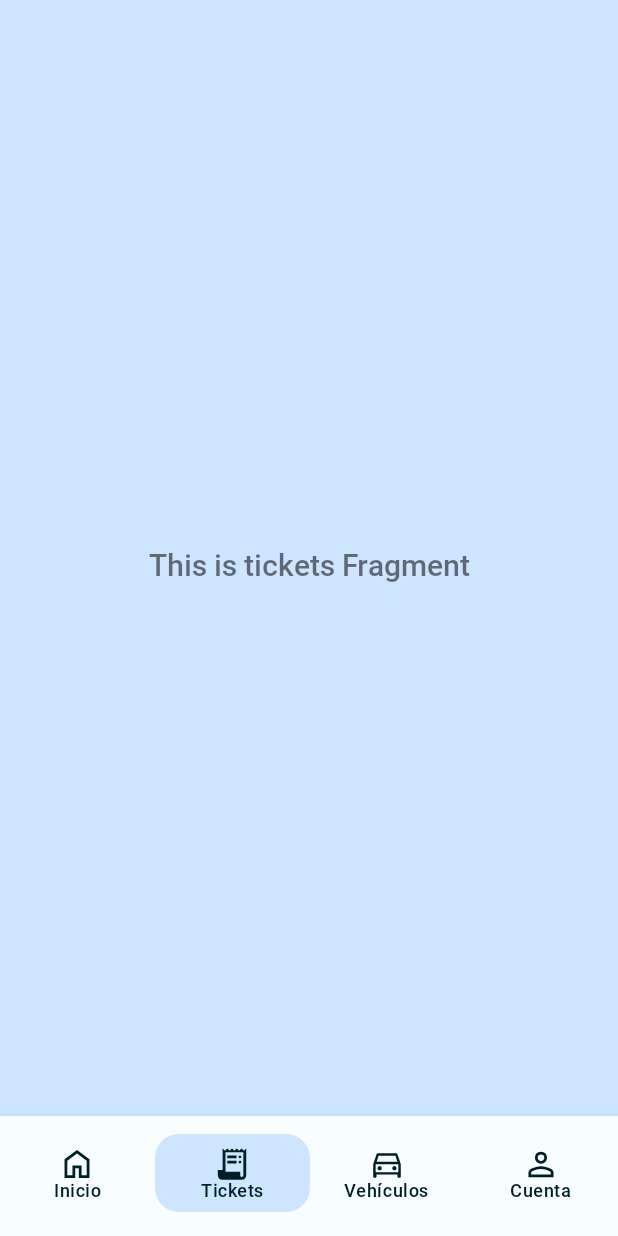
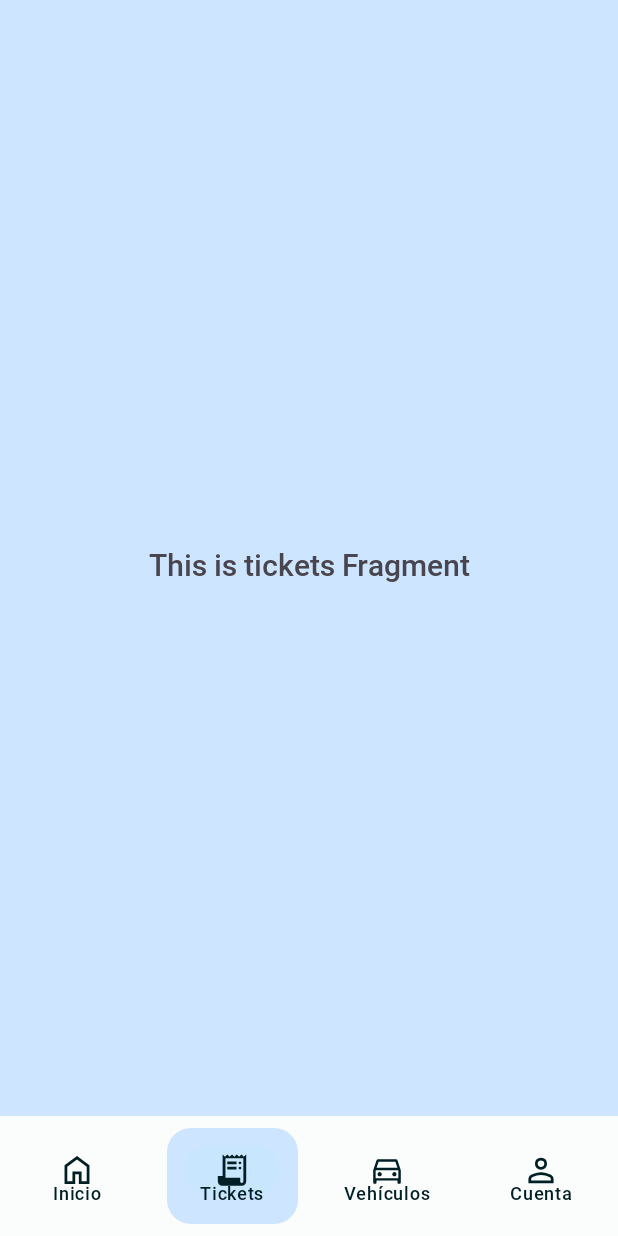
Before and after one commit to xicotet/ZonaBlava, an Android app: the screen it shows after launch (MainActivity), item 2 of the bottom bar chosen, on a phone screen of 412 x 824 dp. Run offline under Robolectric (Android 15) with nearby library versions, the phone set to English and light mode, and no system bars; our stand-ins replace navigation-ui.

Commit message:
Update themes and, as a consequence, the navigation bar

```diff
--- a/app/src/main/res/drawable/nav_item_active_indicator_selector.xml
+++ b/app/src/main/res/drawable/nav_item_active_indicator_selector.xml
@@ -2,13 +2,17 @@
 <selector xmlns:android="http://schemas.android.com/apk/res/android">
     <!-- Filled state when selected -->
     <item android:state_selected="true">
+        <inset android:inset="@dimen/margin_mini">
             <shape android:shape="rectangle">
                 <solid android:color="@color/md_theme_light_primaryContainer" />
                 <corners android:radius="@dimen/active_indicator_corner_radius" />
                 <size
                     android:width="@dimen/active_indicator_width"
                     android:height="@dimen/active_indicator_height" />
+                <padding android:left="@dimen/padding_mini"
+                    android:right="@dimen/padding_mini"/>
             </shape>
+        </inset>
     </item>
     <!-- Empty state for all other cases -->
     <item>
--- a/app/src/main/res/drawable/search.xml
+++ b/app/src/main/res/drawable/search.xml
@@ -1,4 +1,4 @@
 <vector android:height="24dp" android:viewportHeight="960"
     android:viewportWidth="960" android:width="24dp" xmlns:android="http://schemas.android.com/apk/res/android">
-    <path android:fillColor="#FF000000" android:pathData="M801,852 L537,588q-31,26 -72.96,40t-86.6,14q-114.6,0 -192.52,-78Q107,486 107,374t78,-190q78,-78 190,-78t190,78q78,78 78,190.15 0,43.85 -13.5,84.35Q616,499 588,535l266,264 -53,53ZM375.5,569q81.75,0 138.13,-56.79Q570,455.42 570,374t-56.29,-138.21Q457.43,179 375.59,179q-82.67,0 -139.13,56.79Q180,292.58 180,374t56.46,138.21Q292.92,569 375.5,569Z"/>
+    <path android:fillColor="@color/md_theme_light_onBackground" android:pathData="M801,852 L537,588q-31,26 -72.96,40t-86.6,14q-114.6,0 -192.52,-78Q107,486 107,374t78,-190q78,-78 190,-78t190,78q78,78 78,190.15 0,43.85 -13.5,84.35Q616,499 588,535l266,264 -53,53ZM375.5,569q81.75,0 138.13,-56.79Q570,455.42 570,374t-56.29,-138.21Q457.43,179 375.59,179q-82.67,0 -139.13,56.79Q180,292.58 180,374t56.46,138.21Q292.92,569 375.5,569Z"/>
 </vector>
--- a/app/src/main/res/layout/activity_main.xml
+++ b/app/src/main/res/layout/activity_main.xml
@@ -22,9 +22,7 @@
         android:id="@+id/nav_bar"
         android:layout_width="match_parent"
         android:layout_height="80dp"
-        android:paddingTop="12dp"
-        android:paddingBottom="16dp"
-        android:background="@color/md_theme_light_background"
+        android:background="@color/custom_white"
         app:menu="@menu/bottom_nav_menu"
         app:itemBackground="@drawable/nav_item_active_indicator_selector"
         app:labelVisibilityMode="labeled"
--- a/app/src/main/res/values/colors.xml
+++ b/app/src/main/res/values/colors.xml
@@ -61,4 +61,6 @@
     <color name="md_theme_dark_surfaceTint">#95CCFF</color>
     <color name="md_theme_dark_outlineVariant">#42474E</color>
     <color name="md_theme_dark_scrim">#000000</color>
+    <color name="custom_white">#FBFDFD</color>
+    <color name="md_theme_white_scrim">#FFFFFF</color>
 </resources>
--- a/app/src/main/res/values/themes.xml
+++ b/app/src/main/res/values/themes.xml
@@ -1,6 +1,6 @@
 <resources xmlns:tools="http://schemas.android.com/tools">
     <!-- Base application theme. -->
-    <style name="Theme.ZonaBlava" parent="Theme.MaterialComponents.DayNight.NoActionBar">
+    <style name="Theme.ZonaBlava" parent="Theme.Material3.DayNight.NoActionBar">
         <item name="colorPrimary">@color/md_theme_light_primary</item>
         <item name="colorOnPrimary">@color/md_theme_light_onPrimary</item>
         <item name="colorPrimaryContainer">@color/md_theme_light_primaryContainer</item>
```
Lines whose indentation alone changed are shown as unchanged.
